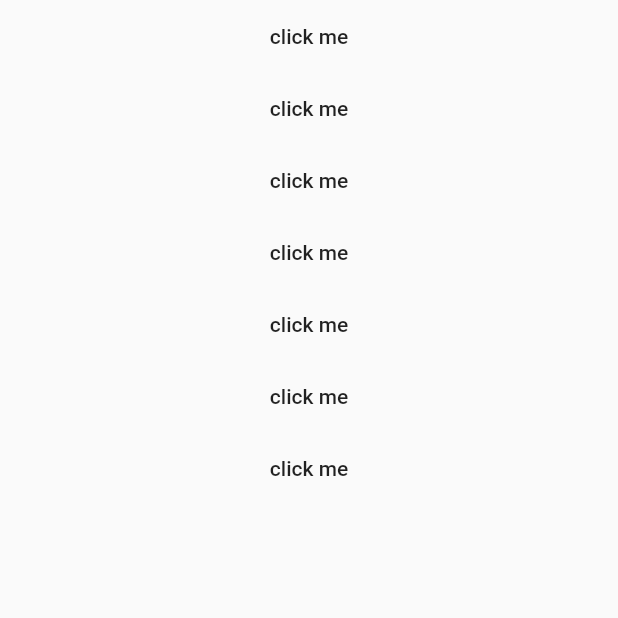
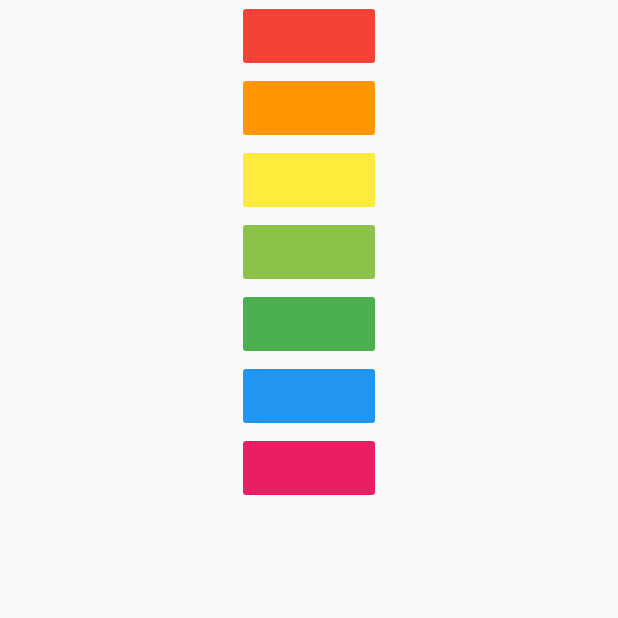
Before and after one commit to darwin-j/xylophone-app, a Flutter app: the screen it shows after launch, on a phone screen of 412 x 824 dp, the top half of it. Run offline on Flutter 3.47's test engine with Material 2 defaults, Android fonts, the light colour scheme and no system bars; our stand-ins replace audioplayers.

Commit message:
added colors to buttons

```diff
--- a/lib/main.dart
+++ b/lib/main.dart
@@ -18,52 +18,65 @@ class XylophoneApp extends StatelessWidget {
             children: [
               Center(
                 child: FlatButton(
+                  color: Colors.red,
                   onPressed: () {
                     playSound(1);
                   },
-                    child: Text('click me')),
+                  child: null,
+                ),
               ),
               Center(
                 child: FlatButton(
+                  color: Colors.orange,
                   onPressed: () {
                     playSound(2);
                   },
-                    child: Text('click me')),
+                  child: null,
+                ),
               ),
               Center(
                 child: FlatButton(
+                  color: Colors.yellow,
                   onPressed: () {
                     playSound(3);
                   },
-                    child: Text('click me')),
+                  child: null,
+                ),
               ),
               Center(
                 child: FlatButton(
+                  color: Colors.lightGreen,
                   onPressed: () {
                     playSound(4);
                   },
-                    child: Text('click me')),
+                  child: null,
+                ),
               ),
               Center(
                 child: FlatButton(
+                  color: Colors.green,
                   onPressed: () {
                     playSound(5);
                   },
-                    child: Text('click me')),
+                  child: null,
+                ),
               ),
               Center(
                   child: FlatButton(
+                color: Colors.blue,
                 onPressed: () {
                   playSound(6);
                 },
-                    child: Text('click me')),
-              ),
+                child: null,
+              )),
               Center(
                 child: FlatButton(
+                  color: Colors.pink,
                   onPressed: () {
                     playSound(7);
                   },
-                    child: Text('click me')),
+                  child: null,
+                ),
               ),
             ],
           ),
```
Lines whose indentation alone changed are shown as unchanged.
